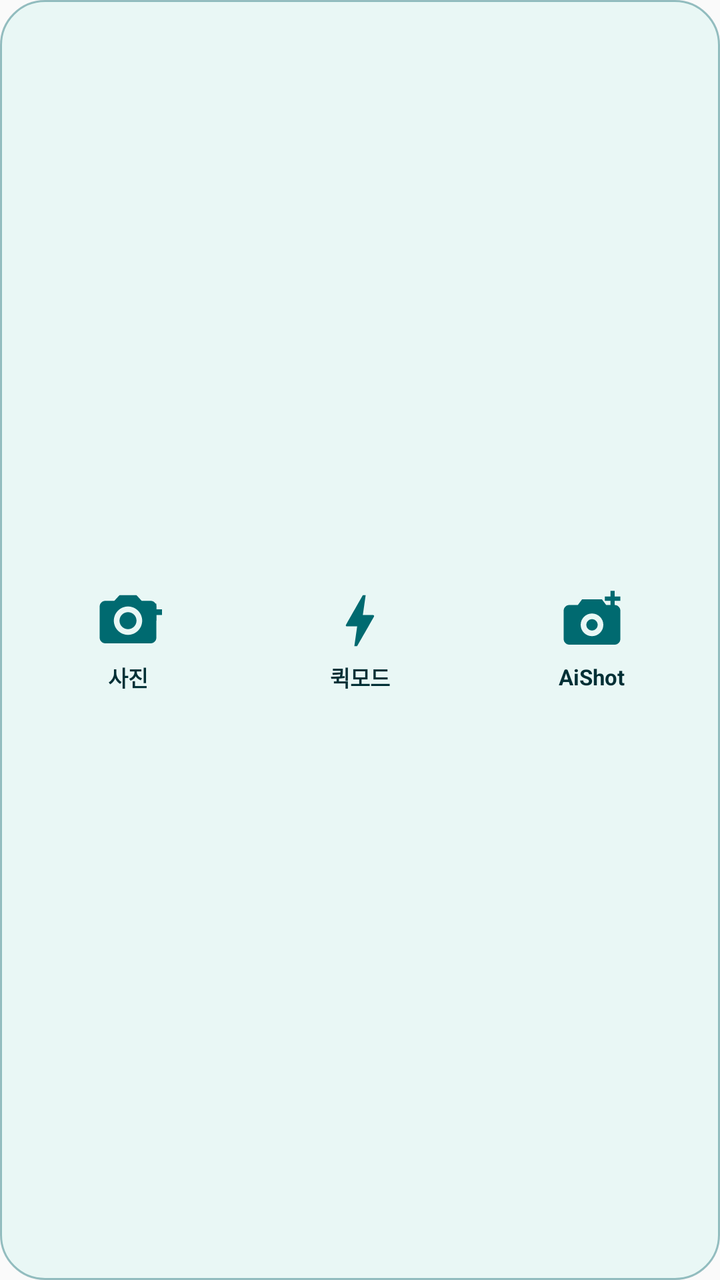
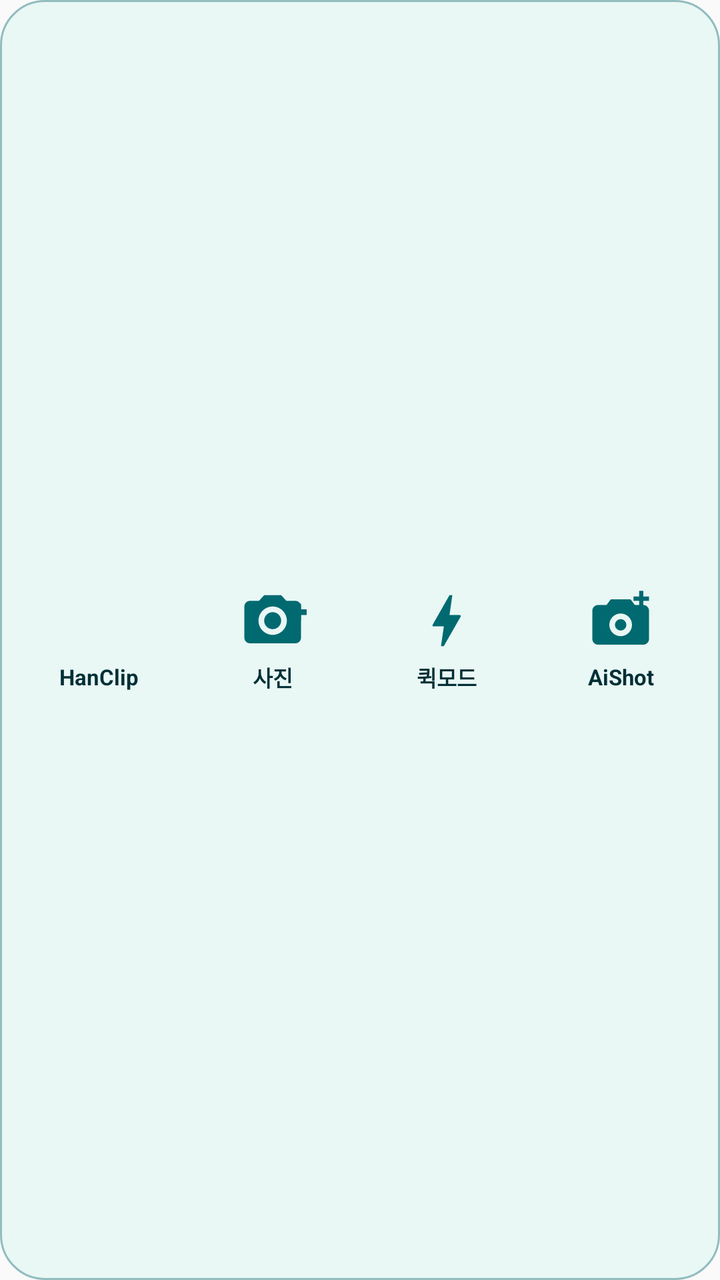

Two renders of the same Android screen: before a commit and after it. Below are the layout's source before the change and the commit's diff.
<!-- AndroidManifest.xml: application theme Theme.HanClip -->
<!-- res/layout/hanclip_quick_widget.xml -->
<?xml version="1.0" encoding="utf-8"?>
<LinearLayout xmlns:android="http://schemas.android.com/apk/res/android"
    android:id="@+id/widget_root"
    android:layout_width="match_parent"
    android:layout_height="match_parent"
    android:background="@drawable/widget_background"
    android:gravity="center"
    android:orientation="horizontal"
    android:padding="6dp">

    <LinearLayout
        android:id="@+id/widget_photo"
        android:layout_width="0dp"
        android:layout_height="match_parent"
        android:layout_weight="1"
        android:contentDescription="@string/widget_photo"
        android:gravity="center"
        android:orientation="vertical">
        <ImageView
            android:layout_width="34dp"
            android:layout_height="34dp"
            android:contentDescription="@null"
            android:src="@drawable/shortcut_photo" />
        <TextView
            android:layout_width="wrap_content"
            android:layout_height="wrap_content"
            android:layout_marginTop="3dp"
            android:text="@string/widget_photo"
            android:textColor="#002F35"
            android:textSize="11sp"
            android:textStyle="bold" />
    </LinearLayout>

    <LinearLayout
        android:id="@+id/widget_quick"
        android:layout_width="0dp"
        android:layout_height="match_parent"
        android:layout_weight="1"
        android:contentDescription="@string/widget_quick"
        android:gravity="center"
        android:orientation="vertical">
        <ImageView
            android:layout_width="34dp"
            android:layout_height="34dp"
            android:contentDescription="@null"
            android:src="@drawable/shortcut_quick" />
        <TextView
            android:layout_width="wrap_content"
            android:layout_height="wrap_content"
            android:layout_marginTop="3dp"
            android:text="@string/widget_quick"
            android:textColor="#002F35"
            android:textSize="11sp"
            android:textStyle="bold" />
    </LinearLayout>

    <LinearLayout
        android:id="@+id/widget_aishot"
        android:layout_width="0dp"
        android:layout_height="match_parent"
        android:layout_weight="1"
        android:contentDescription="@string/widget_aishot"
        android:gravity="center"
        android:orientation="vertical">
        <ImageView
            android:layout_width="34dp"
            android:layout_height="34dp"
            android:contentDescription="@null"
            android:src="@drawable/shortcut_aishot" />
        <TextView
            android:layout_width="wrap_content"
            android:layout_height="wrap_content"
            android:layout_marginTop="3dp"
            android:text="@string/widget_aishot"
            android:textColor="#002F35"
            android:textSize="11sp"
            android:textStyle="bold" />
    </LinearLayout>
</LinearLayout>
<!-- resources referenced by this layout -->
<resources>
  <!-- drawable shortcut_aishot (drawable) -->
  <?xml version="1.0" encoding="utf-8"?>
  <vector xmlns:android="http://schemas.android.com/apk/res/android"
      android:width="48dp"
      android:height="48dp"
      android:viewportWidth="24"
      android:viewportHeight="24">
      <path
          android:fillColor="#006A70"
          android:pathData="M4,6h3l1.5,-2h7L17,6h3c1.1,0 2,0.9 2,2v10c0,1.1 -0.9,2 -2,2H4c-1.1,0 -2,-0.9 -2,-2V8c0,-1.1 0.9,-2 2,-2zM12,9c-2.21,0 -4,1.79 -4,4s1.79,4 4,4 4,-1.79 4,-4 -1.79,-4 -4,-4zM12,11c1.1,0 2,0.9 2,2s-0.9,2 -2,2 -2,-0.9 -2,-2 0.9,-2 2,-2zM20,1v2h2v1.5h-2v2h-1.5v-2h-2V3h2V1z" />
  </vector>
  <!-- drawable shortcut_photo (drawable) -->
  <?xml version="1.0" encoding="utf-8"?>
  <vector xmlns:android="http://schemas.android.com/apk/res/android"
      android:width="48dp"
      android:height="48dp"
      android:viewportWidth="24"
      android:viewportHeight="24">
      <path
          android:fillColor="#006A70"
          android:pathData="M20,5h-3.17L15,3H9L7.17,5H4c-1.1,0 -2,0.9 -2,2v11c0,1.1 0.9,2 2,2h16c1.1,0 2,-0.9 2,-2V7c0,-1.1 -0.9,-2 -2,-2zM12,17c-2.76,0 -5,-2.24 -5,-5s2.24,-5 5,-5 5,2.24 5,5 -2.24,5 -5,5z" />
      <path
          android:fillColor="#006A70"
          android:pathData="M12,9c-1.66,0 -3,1.34 -3,3s1.34,3 3,3 3,-1.34 3,-3 -1.34,-3 -3,-3zM20,10h-2V8h2V6h2v2h2v2h-2v2h-2z" />
  </vector>
  <!-- drawable shortcut_quick (drawable) -->
  <?xml version="1.0" encoding="utf-8"?>
  <vector xmlns:android="http://schemas.android.com/apk/res/android"
      android:width="48dp"
      android:height="48dp"
      android:viewportWidth="24"
      android:viewportHeight="24">
      <path
          android:fillColor="#006A70"
          android:pathData="M11,21h-1l1,-7H7.5c-0.88,0 -0.33,-0.75 -0.31,-0.78C8.48,10.94 10.42,7.54 13,3h1l-1,7h3.5c0.4,0 0.62,0.19 0.4,0.66C12.97,17.53 11,21 11,21z" />
  </vector>
  <!-- drawable widget_background (drawable) -->
  <?xml version="1.0" encoding="utf-8"?>
  <shape xmlns:android="http://schemas.android.com/apk/res/android"
      android:shape="rectangle">
      <solid android:color="#E9F7F5" />
      <stroke android:width="1dp" android:color="#65006168" />
      <corners android:radius="22dp" />
      <padding
          android:left="10dp"
          android:top="8dp"
          android:right="10dp"
          android:bottom="8dp" />
  </shape>
  <string name="widget_aishot">AiShot</string>
  <string name="widget_photo">사진</string>
  <string name="widget_quick">퀵모드</string>
  <style name="Theme.HanClip" parent="android:style/Theme.Material.Light.NoActionBar" />
</resources>

<!-- the commit's change to res/layout/hanclip_quick_widget.xml (unified diff, before → after) -->
@@ -7,6 +7,29 @@
     android:gravity="center"
     android:orientation="horizontal"
     android:padding="6dp">
+
+    <LinearLayout
+        android:id="@+id/widget_open"
+        android:layout_width="0dp"
+        android:layout_height="match_parent"
+        android:layout_weight="1"
+        android:contentDescription="@string/widget_open"
+        android:gravity="center"
+        android:orientation="vertical">
+        <ImageView
+            android:layout_width="34dp"
+            android:layout_height="34dp"
+            android:contentDescription="@null"
+            android:src="@mipmap/ic_launcher" />
+        <TextView
+            android:layout_width="wrap_content"
+            android:layout_height="wrap_content"
+            android:layout_marginTop="3dp"
+            android:text="HanClip"
+            android:textColor="#002F35"
+            android:textSize="11sp"
+            android:textStyle="bold" />
+    </LinearLayout>
 
     <LinearLayout
         android:id="@+id/widget_photo"
<!-- resource entries referenced after the edit -->
@@ -49,9 +49,21 @@
           android:right="10dp"
           android:bottom="8dp" />
   </shape>
+  <!-- mipmap ic_launcher (mipmap-anydpi-v26) -->
+  <adaptive-icon xmlns:android="http://schemas.android.com/apk/res/android">
+      <background android:drawable="@drawable/ic_launcher_background" />
+      <foreground android:drawable="@drawable/ic_launcher_foreground" />
+      <monochrome android:drawable="@drawable/ic_launcher_foreground" />
+  </adaptive-icon>
   <string name="widget_aishot">AiShot</string>
+  <string name="widget_open">HanClip 열기</string>
   <string name="widget_photo">사진</string>
   <string name="widget_quick">퀵모드</string>
   <style name="Theme.HanClip" parent="android:style/Theme.Material.Light.NoActionBar" />
+  <!-- drawable ic_launcher_background (drawable) -->
+  <shape xmlns:android="http://schemas.android.com/apk/res/android" android:shape="rectangle">
+      <solid android:color="#FFFFFF" />
+  </shape>
+  <!-- drawable ic_launcher_foreground: png bitmap (drawable, 255042 bytes) -->
 </resources>
 
